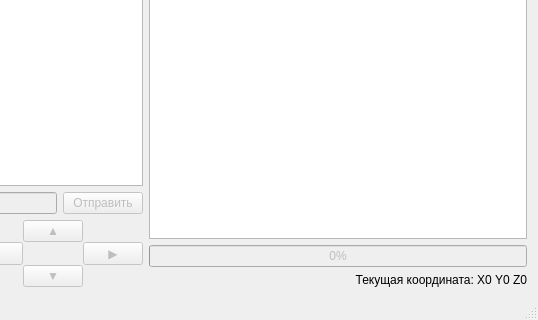
This is mainwindow.ui in vladislick/CNCRun as Qt 5 draws it before an edit; both pictures show x 366 to 904 and y 258 to 578 of the 904 by 578 pixel window. The edited form follows.
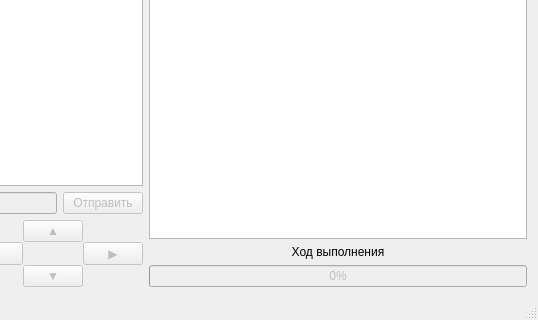
This is the edited form.

```diff
--- a/mainwindow.ui
+++ b/mainwindow.ui
@@ -383,6 +383,16 @@
         </property>
        </widget>
       </item>
+      <item>
+       <widget class="QLabel" name="label_5">
+        <property name="text">
+         <string>Ход выполнения</string>
+        </property>
+        <property name="alignment">
+         <set>Qt::AlignCenter</set>
+        </property>
+       </widget>
+      </item>
       <item>
        <widget class="QProgressBar" name="progressBar">
         <property name="enabled">
@@ -393,16 +403,6 @@
         </property>
        </widget>
       </item>
-      <item>
-       <widget class="QLabel" name="label_5">
-        <property name="text">
-         <string>Текущая координата: X0 Y0 Z0</string>
-        </property>
-        <property name="alignment">
-         <set>Qt::AlignRight|Qt::AlignTrailing|Qt::AlignVCenter</set>
-        </property>
-       </widget>
-      </item>
      </layout>
     </item>
    </layout>
```
Left out of the diff: 1 changed line with no effect on the pictures.
